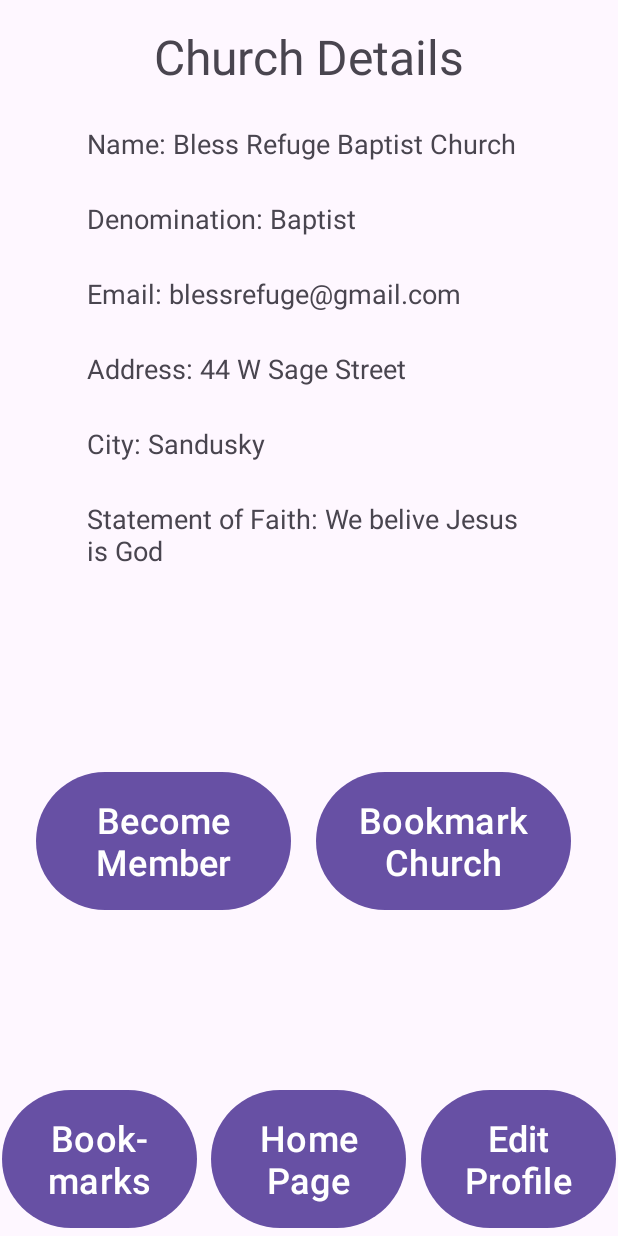
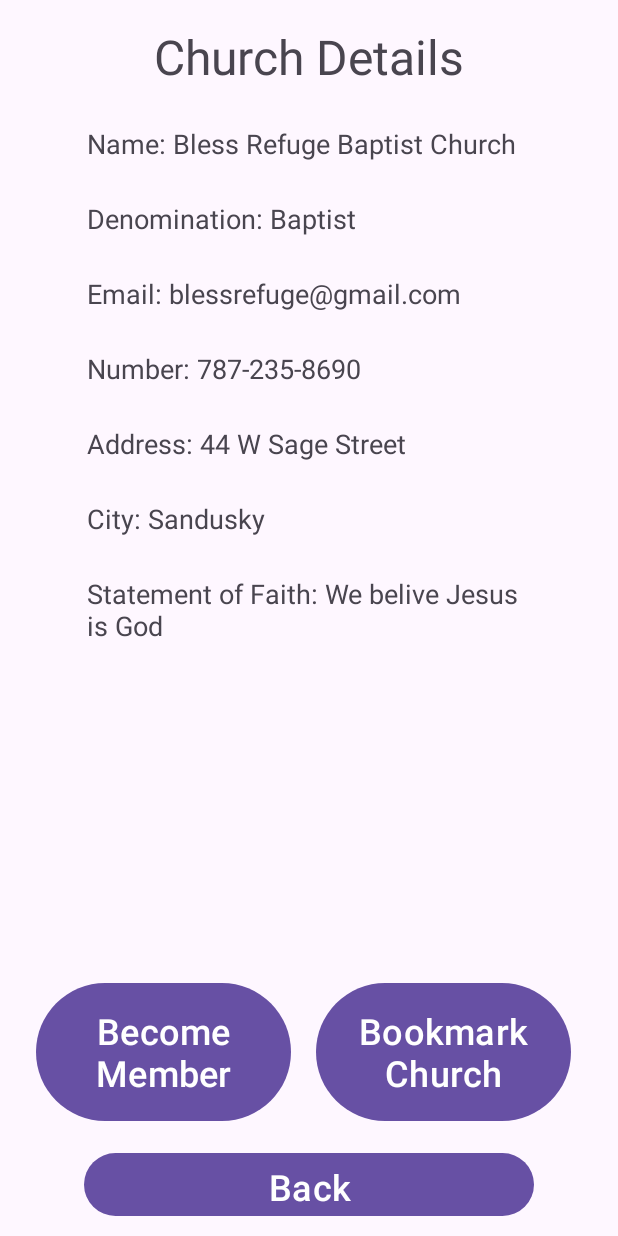
Before and after one commit to GabrielBall05/ChurchFinderApp, an Android app: the UserNoChurchHome screen opened directly, with no data from a screen before it, after a tap on "Bless Refuge Baptist Church", on a phone screen of 412 x 824 dp. Run offline under Robolectric (Android 15) with nearby library versions, the phone set to English and light mode, and no system bars; 1 statement that could not run was skipped; 3 other taps on this screen came first.

Commit message:
Finished saving search parameters
-When a user clicks off of the church finder (ex: viewing details of church), then clicks goes back to the finder, all previous search settings will be intact.
-Church Details page now no longer has the menu bar, instead a back button that goes back to their church finder or bookmarked churches depending on where the user came from

```diff
--- a/ChurchApp/app/src/main/java/com/example/churchapp/UserNoChurchIntents/BookmarkedChurches.java
+++ b/ChurchApp/app/src/main/java/com/example/churchapp/UserNoChurchIntents/BookmarkedChurches.java
@@ -142,6 +142,7 @@ public class BookmarkedChurches extends AppCompatActivity
             {
                 Log.v("LIST VIEW ITEM CLICK", "List View Item Clicked - Moving to ChurchDetails");
                 churchDetailsIntent.putExtra("thisChurch", listOfChurches.get(i)); //Put extra the clicked church
+                churchDetailsIntent.putExtra("cameFrom", "bookmarkedChurchesIntent");
                 startActivity(churchDetailsIntent);
             }
         });
--- a/ChurchApp/app/src/main/java/com/example/churchapp/UserNoChurchIntents/ChurchDetails.java
+++ b/ChurchApp/app/src/main/java/com/example/churchapp/UserNoChurchIntents/ChurchDetails.java
@@ -23,14 +23,13 @@ public class ChurchDetails extends AppCompatActivity
     TextView tv_name;
     TextView tv_denomination;
     TextView tv_email;
+    TextView tv_number;
     TextView tv_address;
     TextView tv_city;
     TextView tv_statement;
     Button btn_becomeMember;
     Button btn_bookmark;
-    Button btn_showBookmarks;
-    Button btn_home;
-    Button btn_editProfile;
+    Button btn_back;
 
     //DATABASE
     UsersTableHelper usersDb;
@@ -40,10 +39,10 @@ public class ChurchDetails extends AppCompatActivity
     Intent masterConfirmationIntent;
     Intent userNoChurchHomeIntent;
     Intent bookmarkedChurchesIntent;
-    Intent editProfileIntent;
 
     //EXTRA
     Church church;
+    String cameFrom;
 
     @Override
     protected void onCreate(Bundle savedInstanceState)
@@ -55,14 +54,13 @@ public class ChurchDetails extends AppCompatActivity
         tv_name = findViewById(R.id.tv_churchDetails_name);
         tv_denomination = findViewById(R.id.tv_churchDetails_denomination);
         tv_email = findViewById(R.id.tv_churchDetails_email);
+        tv_number = findViewById(R.id.tv_churchDetails_number);
         tv_address = findViewById(R.id.tv_churchDetails_address);
         tv_city = findViewById(R.id.tv_churchDetails_city);
         tv_statement = findViewById(R.id.tv_churchDetails_statement);
         btn_becomeMember = findViewById(R.id.btn_churchDetails_becomeMember);
         btn_bookmark = findViewById(R.id.btn_churchDetails_bookmark);
-        btn_showBookmarks = findViewById(R.id.btn_churchDetails_bookmarks);
-        btn_home = findViewById(R.id.btn_churchDetails_home);
-        btn_editProfile = findViewById(R.id.btn_churchDetails_editProfile);
+        btn_back = findViewById(R.id.btn_churchDetails_back);
 
         //DATABASE
         usersDb = new UsersTableHelper(this);
@@ -72,19 +70,17 @@ public class ChurchDetails extends AppCompatActivity
         masterConfirmationIntent = new Intent(ChurchDetails.this, MasterConfirmation.class);
         userNoChurchHomeIntent = new Intent(ChurchDetails.this, UserNoChurchHome.class);
         bookmarkedChurchesIntent = new Intent(ChurchDetails.this, BookmarkedChurches.class);
-        editProfileIntent = new Intent(ChurchDetails.this, EditUserProfile.class);
 
         //EXTRA
         Intent origin = getIntent();
         church = (Church) origin.getSerializableExtra("thisChurch"); //Get the church passed to me
+        cameFrom = origin.getStringExtra("cameFrom");
 
         //FUNCTIONS
         fillTextBoxes();
         becomeMemberButtonClick();
         bookmarkButtonClick();
-        showBookmarksButtonClick();
-        homeButtonClick();
-        editProfileButtonClick();
+        backButtonClick();
     }
 
     /**========================================FILL TEXT BOXES========================================*/
@@ -93,6 +89,7 @@ public class ChurchDetails extends AppCompatActivity
         tv_name.setText("Name: " + church.getName());
         tv_denomination.setText("Denomination: " + church.getDenomination());
         tv_email.setText("Email: " + church.getEmail());
+        tv_number.setText("Number: " + church.getNumber());
         tv_address.setText("Address: " + church.getStreetAddress());
         tv_city.setText("City: " + church.getCity());
         tv_statement.setText("Statement of Faith: " + church.getStatementOfFaith());
@@ -158,44 +155,24 @@ public class ChurchDetails extends AppCompatActivity
         });
     }
 
-    /**========================================SHOW BOOKMARKS BUTTON CLICK========================================*/
-    private void showBookmarksButtonClick()
+    /**========================================BACK BUTTON CLICK========================================*/
+    private void backButtonClick()
     {
-        btn_showBookmarks.setOnClickListener(new View.OnClickListener()
+        btn_back.setOnClickListener(new View.OnClickListener()
         {
             @Override
             public void onClick(View v)
             {
-                Log.v("BUTTON CLICK", "Show Bookmarks Button Clicked - Moving to BookmarkedChurches");
-                startActivity(bookmarkedChurchesIntent);
-            }
-        });
-    }
-
-    /**========================================HOME BUTTON CLICK========================================*/
-    private void homeButtonClick()
-    {
-        btn_home.setOnClickListener(new View.OnClickListener()
-        {
-            @Override
-            public void onClick(View v)
-            {
-                Log.v("BUTTON CLICK", "Home Button Clicked - Moving to UserNoChurchHome");
-                startActivity(userNoChurchHomeIntent);
-            }
-        });
-    }
-
-    /**========================================EDIT PROFILE (USER) BUTTON CLICK========================================*/
-    private void editProfileButtonClick()
-    {
-        btn_editProfile.setOnClickListener(new View.OnClickListener()
-        {
-            @Override
-            public void onClick(View v)
-            {
-                Log.v("BUTTON CLICK", "Edit Profile (User) Button Clicked - Moving to EditUserProfile");
-                startActivity(editProfileIntent);
+                if (cameFrom.equals("userNoChurchHomeIntent"))
+                {
+                    Log.d("BUTTON CLICK", "Back Button Click - Moving to UserNoChurchHome");
+                    startActivity(userNoChurchHomeIntent);
+                }
+                else if (cameFrom.equals("bookmarkedChurchesIntent"))
+                {
+                    Log.d("BUTTON CLICK", "Back Button Click - Moving to BookmarkedChurches");
+                    startActivity(bookmarkedChurchesIntent);
+                }
             }
         });
     }
--- a/ChurchApp/app/src/main/java/com/example/churchapp/UserNoChurchIntents/UserNoChurchHome.java
+++ b/ChurchApp/app/src/main/java/com/example/churchapp/UserNoChurchIntents/UserNoChurchHome.java
@@ -100,7 +100,6 @@ public class UserNoChurchHome extends AppCompatActivity
         listOfChurches = churchesDb.getAllChurchesAlphabetical();
 
         //FUNCTIONS
-
         fillListView();
         searchBarChange();
         listViewItemSelect();
@@ -122,7 +121,6 @@ public class UserNoChurchHome extends AppCompatActivity
         else if (SearchParams.getSearchingBy().equals("city"))
         {
             sp_filter.setSelection(filterAdapter.getPosition(searchByCity));
-            Log.d("city:", SearchParams.getCity());
             searchByCity(SearchParams.getCity());
         }
         else if (SearchParams.getSearchingBy().equals("denomination"))
@@ -178,6 +176,7 @@ public class UserNoChurchHome extends AppCompatActivity
             {
                 Log.v("LIST VIEW ITEM CLICK", "List View Item Clicked - Moving to ChurchDetails");
                 churchDetailsIntent.putExtra("thisChurch", listOfChurches.get(i)); //Put extra the clicked church
+                churchDetailsIntent.putExtra("cameFrom", "userNoChurchHomeIntent");
                 startActivity(churchDetailsIntent);
             }
         });
@@ -196,15 +195,36 @@ public class UserNoChurchHome extends AppCompatActivity
 
                 if (text.equals(searchByDenomination)) //IF THE USER WANTS TO SEARCH BY DENOMINATION
                 {
-                    searchByDenomination(Session.getUser().getDenomination());
+                    if(SearchParams.getSearchingBy().equals("denomination"))
+                    {
+                        searchByDenomination(SearchParams.getDenomination());
+                    }
+                    else
+                    {
+                        searchByDenomination(Session.getUser().getDenomination());
+                    }
                 }
                 else if (text.equals(searchByName)) //IF THE USER WANTS TO SEARCH BY NAME
                 {
-                    searchByName("");
+                    if (SearchParams.getSearchingBy().equals("name"))
+                    {
+                        searchByName(SearchParams.getName());
+                    }
+                    else
+                    {
+                        searchByName("");
+                    }
                 }
                 else if (text.equals(searchByCity)) //IF THE USER WANTS TO SEARCH BY CITY
                 {
-                    searchByCity(Session.getUser().getCity());
+                    if (SearchParams.getSearchingBy().equals("city"))
+                    {
+                        searchByCity(SearchParams.getCity());
+                    }
+                    else
+                    {
+                        searchByCity(Session.getUser().getCity());
+                    }
                 }
                 else if (text.equals(searchByAll)) //IF THE USER WANTS TO SEE ALL CHURCHES
                 {
@@ -248,7 +268,7 @@ public class UserNoChurchHome extends AppCompatActivity
 
         //Just show all churches, when the user starts typing, it'll update
         listOfChurches = new ArrayList<Church>();
-        listOfChurches = churchesDb.getAllChurchesAlphabetical();
+        listOfChurches = churchesDb.getChurchesByNameAlphabetical(n);
         fillListView(); //Update list
     }
 
@@ -264,7 +284,6 @@ public class UserNoChurchHome extends AppCompatActivity
         //Set searchingBy in SearchParams
         SearchParams.setSearchingBy("city");
 
-        //Just show all churches in the user's city
         listOfChurches = new ArrayList<Church>();
         listOfChurches = churchesDb.getChurchesByCityAlphabetical(c);
         fillListView(); //Update list
--- a/ChurchApp/app/src/main/res/layout/activity_church_details.xml
+++ b/ChurchApp/app/src/main/res/layout/activity_church_details.xml
@@ -5,44 +5,6 @@
     android:layout_width="match_parent"
     android:layout_height="match_parent"
     tools:context=".UserNoChurchIntents.ChurchDetails">
-
-    <Button
-        android:id="@+id/btn_churchDetails_bookmarks"
-        android:layout_width="130dp"
-        android:layout_height="100dp"
-        android:layout_marginStart="1dp"
-        android:layout_marginBottom="1dp"
-        android:text="Book-\nmarks"
-        android:textAlignment="center"
-        android:textSize="24sp"
-        app:layout_constraintBottom_toBottomOf="parent"
-        app:layout_constraintStart_toStartOf="parent" />
-
-    <Button
-        android:id="@+id/btn_churchDetails_home"
-        android:layout_width="130dp"
-        android:layout_height="100dp"
-        android:layout_marginStart="9dp"
-        android:layout_marginEnd="10dp"
-        android:layout_marginBottom="1dp"
-        android:text="Home Page"
-        android:textAlignment="center"
-        android:textSize="24sp"
-        app:layout_constraintBottom_toBottomOf="parent"
-        app:layout_constraintEnd_toStartOf="@+id/btn_churchDetails_editProfile"
-        app:layout_constraintStart_toEndOf="@+id/btn_churchDetails_bookmarks" />
-
-    <Button
-        android:id="@+id/btn_churchDetails_editProfile"
-        android:layout_width="130dp"
-        android:layout_height="100dp"
-        android:layout_marginEnd="1dp"
-        android:layout_marginBottom="1dp"
-        android:text="Edit Profile"
-        android:textAlignment="center"
-        android:textSize="24sp"
-        app:layout_constraintBottom_toBottomOf="parent"
-        app:layout_constraintEnd_toEndOf="parent" />
 
     <TextView
         android:id="@+id/textView17"
@@ -99,6 +61,19 @@
         app:layout_constraintTop_toBottomOf="@+id/tv_churchDetails_denomination" />
 
     <TextView
+        android:id="@+id/tv_churchDetails_number"
+        android:layout_width="300dp"
+        android:layout_height="50dp"
+        android:layout_marginStart="57dp"
+        android:layout_marginEnd="54dp"
+        android:text="Phone Number:"
+        android:textAlignment="textStart"
+        android:textSize="18sp"
+        app:layout_constraintEnd_toEndOf="parent"
+        app:layout_constraintStart_toStartOf="parent"
+        app:layout_constraintTop_toBottomOf="@+id/tv_churchDetails_email" />
+
+    <TextView
         android:id="@+id/tv_churchDetails_address"
         android:layout_width="300dp"
         android:layout_height="50dp"
@@ -109,7 +84,44 @@
         android:textSize="18sp"
         app:layout_constraintEnd_toEndOf="parent"
         app:layout_constraintStart_toStartOf="parent"
-        app:layout_constraintTop_toBottomOf="@+id/tv_churchDetails_email" />
+        app:layout_constraintTop_toBottomOf="@+id/tv_churchDetails_number" />
+
+    <Button
+        android:id="@+id/btn_churchDetails_bookmark"
+        android:layout_width="170dp"
+        android:layout_height="100dp"
+        android:layout_marginEnd="31dp"
+        android:layout_marginBottom="13dp"
+        android:text="Bookmark\nChurch"
+        android:textAlignment="center"
+        android:textSize="24sp"
+        app:layout_constraintBottom_toTopOf="@+id/btn_churchDetails_back"
+        app:layout_constraintEnd_toEndOf="parent" />
+
+    <Button
+        android:id="@+id/btn_churchDetails_back"
+        android:layout_width="300dp"
+        android:layout_height="50dp"
+        android:layout_marginStart="55dp"
+        android:layout_marginEnd="56dp"
+        android:layout_marginBottom="9dp"
+        android:text="Back"
+        android:textSize="24sp"
+        app:layout_constraintBottom_toBottomOf="parent"
+        app:layout_constraintEnd_toEndOf="parent"
+        app:layout_constraintStart_toStartOf="parent" />
+
+    <Button
+        android:id="@+id/btn_churchDetails_becomeMember"
+        android:layout_width="170dp"
+        android:layout_height="100dp"
+        android:layout_marginStart="24dp"
+        android:layout_marginBottom="13dp"
+        android:text="Become\nMember"
+        android:textAlignment="center"
+        android:textSize="24sp"
+        app:layout_constraintBottom_toTopOf="@+id/btn_churchDetails_back"
+        app:layout_constraintStart_toStartOf="parent" />
 
     <TextView
         android:id="@+id/tv_churchDetails_city"
@@ -137,32 +149,4 @@
         app:layout_constraintStart_toStartOf="parent"
         app:layout_constraintTop_toBottomOf="@+id/tv_churchDetails_city" />
 
-    <Button
-        android:id="@+id/btn_churchDetails_becomeMember"
-        android:layout_width="170dp"
-        android:layout_height="100dp"
-        android:layout_marginStart="24dp"
-        android:layout_marginTop="27dp"
-        android:layout_marginEnd="8dp"
-        android:text="Become\nMember"
-        android:textAlignment="center"
-        android:textSize="24sp"
-        app:layout_constraintEnd_toStartOf="@+id/btn_churchDetails_bookmark"
-        app:layout_constraintStart_toStartOf="parent"
-        app:layout_constraintTop_toBottomOf="@+id/tv_churchDetails_statement" />
-
-    <Button
-        android:id="@+id/btn_churchDetails_bookmark"
-        android:layout_width="170dp"
-        android:layout_height="100dp"
-        android:layout_marginStart="8dp"
-        android:layout_marginTop="27dp"
-        android:layout_marginEnd="31dp"
-        android:text="Bookmark\nChurch"
-        android:textAlignment="center"
-        android:textSize="24sp"
-        app:layout_constraintEnd_toEndOf="parent"
-        app:layout_constraintStart_toEndOf="@+id/btn_churchDetails_becomeMember"
-        app:layout_constraintTop_toBottomOf="@+id/tv_churchDetails_statement" />
-
 </androidx.constraintlayout.widget.ConstraintLayout>
```
